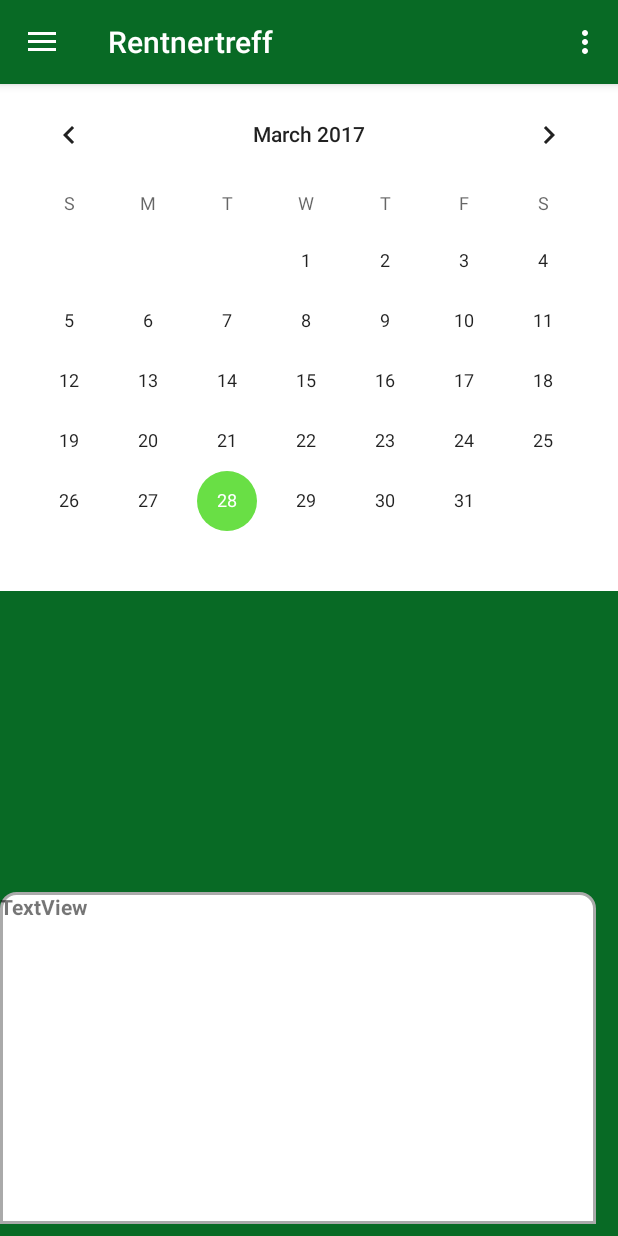
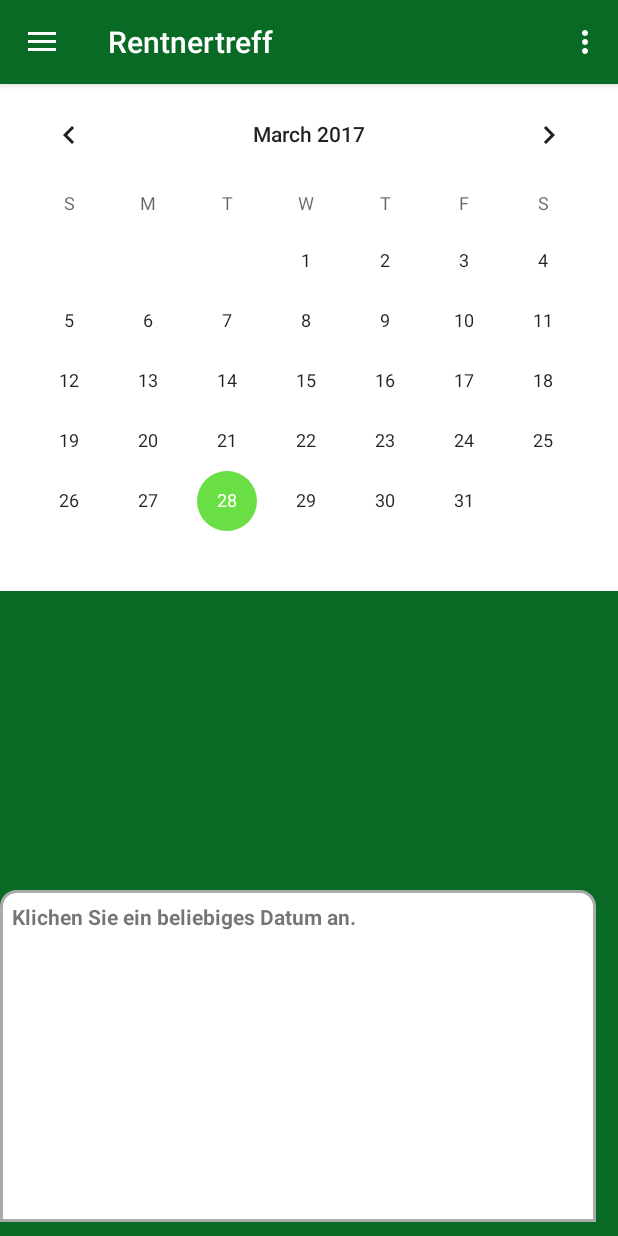
Before and after one commit to julianking1/Rentnertreff, an Android app: the fragment Calender placed in its activity, on a phone screen of 412 x 824 dp. Run offline under Robolectric (Android 15) with nearby library versions, the light colour scheme and no system bars.

Commit message:
Tada. I have no idea what I'm doing :D

```diff
--- a/app/src/main/java/com/example/julian/rentnertreff/Fragments/Calender.java
+++ b/app/src/main/java/com/example/julian/rentnertreff/Fragments/Calender.java
@@ -11,6 +11,7 @@ import android.widget.CalendarView;
 import android.widget.ListView;
 import android.widget.TextView;
 
+import com.example.julian.rentnertreff.DatabaseHandler;
 import com.example.julian.rentnertreff.Event;
 import com.example.julian.rentnertreff.EventAdapter;
 import com.example.julian.rentnertreff.R;
@@ -23,6 +24,8 @@ public class Calender extends Fragment {
 
     private View view;
     private CalendarView calendar;
+    DatabaseHandler db;
+    List<Event> events;
 
     public Calender() {
         // Required empty public constructor
@@ -34,6 +37,7 @@ public class Calender extends Fragment {
                              Bundle savedInstanceState) {
         view = inflater.inflate(R.layout.fragment_calender, container, false);
         calendar = (CalendarView) view.findViewById(R.id.calendarView);
+        db = new DatabaseHandler(getContext());
 
         calendar.setOnDateChangeListener(new CalendarView.OnDateChangeListener(){
 
@@ -43,6 +47,10 @@ public class Calender extends Fragment {
                 TextView tv = (TextView) view.findViewById(R.id.text);
                 tv.setText("Hier eine nützliche Info"+date);
 
+                events = db.getEventsParticipationPlanned();
+                ListFragment listFragment = new ListFragment();
+                listFragment.setList(events);
+                getFragmentManager().beginTransaction().replace(R.id.calendar_container, listFragment).commit();
             }
         });
 
--- a/app/src/main/res/layout/fragment_calender.xml
+++ b/app/src/main/res/layout/fragment_calender.xml
@@ -16,13 +16,12 @@
             android:layout_height="71dp"
             android:background="@color/common_google_signin_btn_text_dark_default"
             tools:layout_editor_absoluteX="8dp"
-            tools:layout_editor_absoluteY="1061dp" />
+            tools:layout_editor_absoluteY="1628dp" />
 
         <CalendarView
             android:id="@+id/calendarView"
-            android:layout_width="match_parent"
+            android:layout_width="0dp"
             android:layout_height="wrap_content"
-            android:layout_marginTop="0dp"
             android:background="@color/common_google_signin_btn_text_dark_default"
             android:touchscreenBlocksFocus="true"
             app:layout_constraintLeft_toLeftOf="parent"
@@ -33,17 +32,38 @@
             android:id="@+id/list_container"
             android:layout_width="397dp"
             android:layout_height="221dp"
-            android:layout_marginBottom="8dp"
+            android:layout_marginBottom="9dp"
             android:background="@drawable/layout_rounded_corners_grey_tab"
             app:layout_constraintBottom_toBottomOf="parent"
             tools:layout_editor_absoluteX="8dp">
+
+            <android.support.constraint.ConstraintLayout
+                android:id="@+id/calendar_container"
+                android:layout_width="379dp"
+                android:layout_height="160dp"
+                android:layout_marginLeft="8dp"
+                android:layout_marginRight="8dp"
+                android:layout_marginTop="0dp"
+                app:layout_constraintLeft_toLeftOf="parent"
+                app:layout_constraintRight_toRightOf="parent"
+                app:layout_constraintTop_toBottomOf="@+id/text"
+                app:layout_constraintBottom_toBottomOf="parent"
+                android:layout_marginBottom="8dp"
+                tools:layout_editor_absoluteY="31dp">
+
+            </android.support.constraint.ConstraintLayout>
 
             <TextView
                 android:id="@+id/text"
                 android:layout_width="wrap_content"
                 android:layout_height="wrap_content"
-                android:text="TextView"
-                android:textStyle="bold" />
+                android:layout_marginLeft="8dp"
+                android:layout_marginStart="8dp"
+                android:layout_marginTop="8dp"
+                android:text="Klichen Sie ein beliebiges Datum an."
+                android:textStyle="bold"
+                app:layout_constraintLeft_toLeftOf="parent"
+                app:layout_constraintTop_toTopOf="parent" />
         </android.support.constraint.ConstraintLayout>
 
     </android.support.constraint.ConstraintLayout>
```
